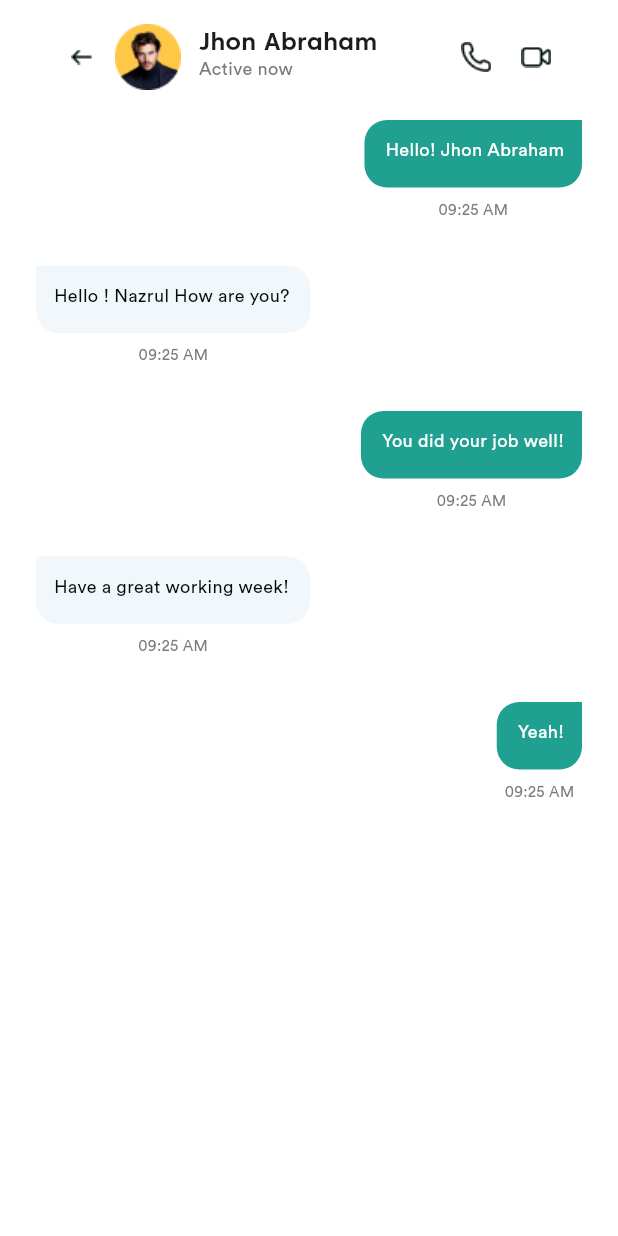
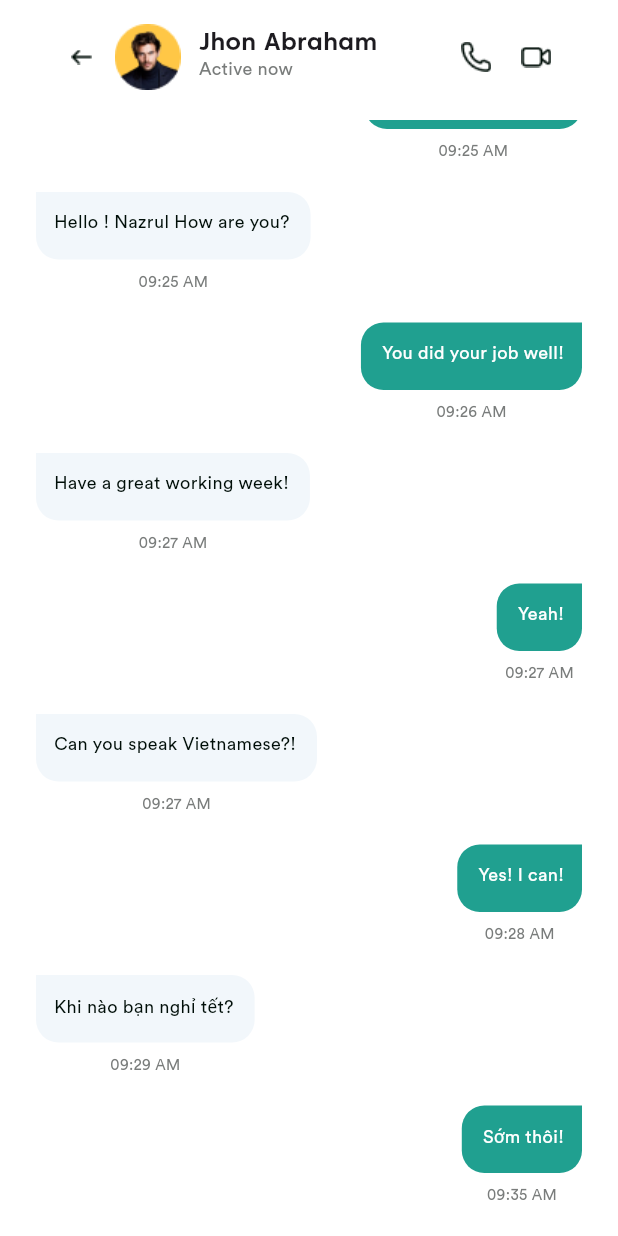
Before and after one commit to NguyenHaiLuan/message_app_flutter, a Flutter app: the screen it shows after launch, on a phone screen of 412 x 824 dp. Run offline on Flutter 3.47's test engine with Material 3 defaults, Android fonts, the phone set to English and light mode, and no system bars.

Commit message:
Edit Message Item

```diff
--- a/lib/ui/message_screen/message.dart
+++ b/lib/ui/message_screen/message.dart
@@ -17,12 +17,20 @@ class _MessageScreenState extends State<MessageScreen> {
         time: "09:25 AM",
         isMyMessage: false),
     Message(
-        content: "You did your job well!", time: "09:25 AM", isMyMessage: true),
+        content: "You did your job well!", time: "09:26 AM", isMyMessage: true),
     Message(
         content: "Have a great working week!",
-        time: "09:25 AM",
+        time: "09:27 AM",
         isMyMessage: false),
-    Message(content: "Yeah!", time: "09:25 AM", isMyMessage: true),
+    Message(content: "Yeah!", time: "09:27 AM", isMyMessage: true),
+    Message(
+        content: "Can you speak Vietnamese?!",
+        time: "09:27 AM",
+        isMyMessage: false),
+    Message(content: "Yes! I can!", time: "09:28 AM", isMyMessage: true),
+    Message(
+        content: "Khi nào bạn nghỉ tết?", time: "09:29 AM", isMyMessage: false),
+    Message(content: "Sớm thôi!", time: "09:35 AM", isMyMessage: true),
   ];
 
   // Ham them 1 Message vao list messages
@@ -33,6 +41,7 @@ class _MessageScreenState extends State<MessageScreen> {
     });
   }
 
+  // Giao dien chinh
   @override
   Widget build(BuildContext context) {
     return Scaffold(
@@ -46,11 +55,12 @@ class _MessageScreenState extends State<MessageScreen> {
           // Thêm listview tin nhắn
           Expanded(
               child: ListView.builder(
+            reverse: true, //đảo ngược thứ tự hiển thị
             itemCount: messages.length,
             itemBuilder: (context, index) {
-              final message = messages[index];
+              final message = messages.reversed.toList()[index];
               // xây dựng UI phần tin nhắn
-              return _buildMessageItem(message);
+              return _buildMessageItem(message, index);
             },
           ))
         ],
@@ -139,17 +149,17 @@ class _MessageScreenState extends State<MessageScreen> {
     );
   }
 
-  Widget _buildMessageItem(Message message) {
+  Widget _buildMessageItem(Message message, int index) {
     return Container(
       alignment:
           message.isMyMessage ? Alignment.centerRight : Alignment.centerLeft,
       margin: message.isMyMessage
-          ? EdgeInsets.only(bottom: 30, right: 24)
-          : EdgeInsets.only(bottom: 30, left: 24),
+          ? EdgeInsets.only(bottom: 20, right: 24)
+          : EdgeInsets.only(bottom: 20, left: 24),
       child: Column(
         children: [
           _buildMessageContent(message), // Phan noi dung tin nhan
-          _buildMessageTime(message) // phan gio
+          _buildMessageTime(message) // build phan gio
         ],
       ),
     );
```
